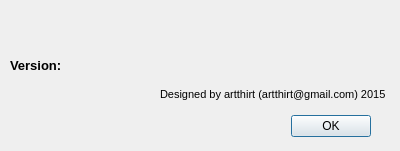
First picture: the form in dialogabout.ui, repository artthirt/glsamp, before the edit.
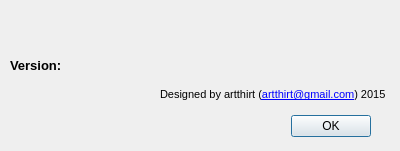
Second picture: the form after the edit.

Commit message: added link to my mail

Patch:
```diff
--- a/dialogabout.ui
+++ b/dialogabout.ui
@@ -96,7 +96,7 @@
     </font>
    </property>
    <property name="text">
-    <string>Designed by artthirt (artthirt@gmail.com) 2015</string>
+    <string>&lt;html&gt;&lt;head/&gt;&lt;body&gt;&lt;p&gt;Designed by artthirt (&lt;a href=&quot;mailto:artthirt@gmail.com&quot;&gt;&lt;span style=&quot; text-decoration: underline; color:#0000ff;&quot;&gt;artthirt@gmail.com&lt;/span&gt;&lt;/a&gt;) 2015&lt;/p&gt;&lt;/body&gt;&lt;/html&gt;</string>
    </property>
   </widget>
  </widget>
```
